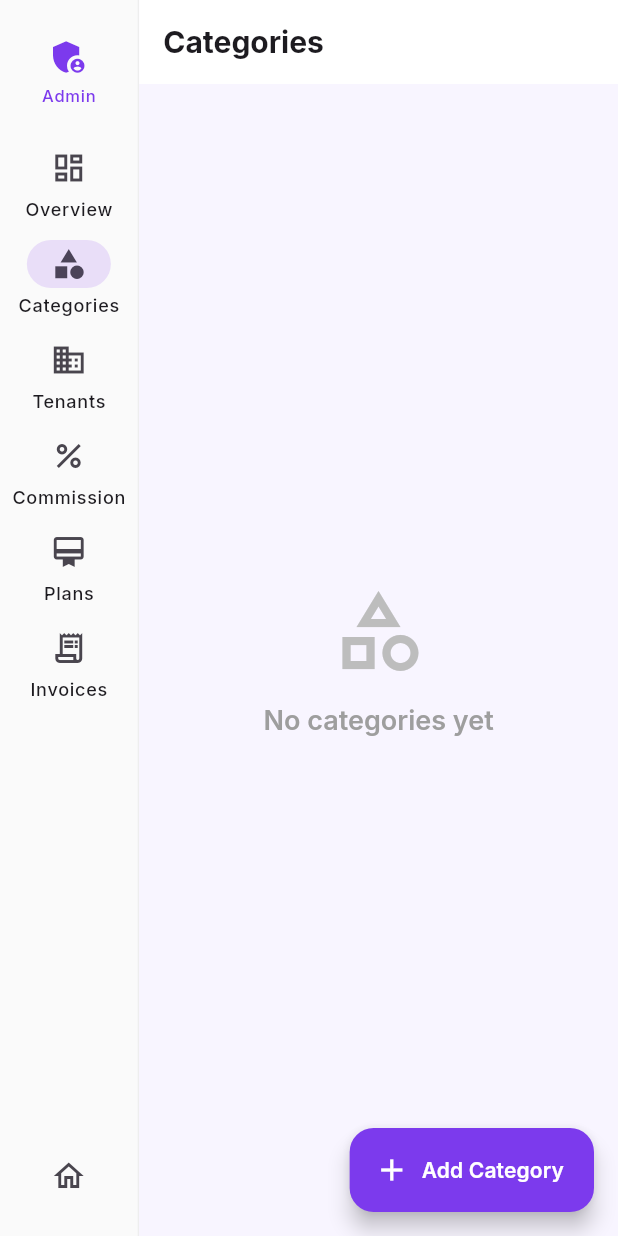
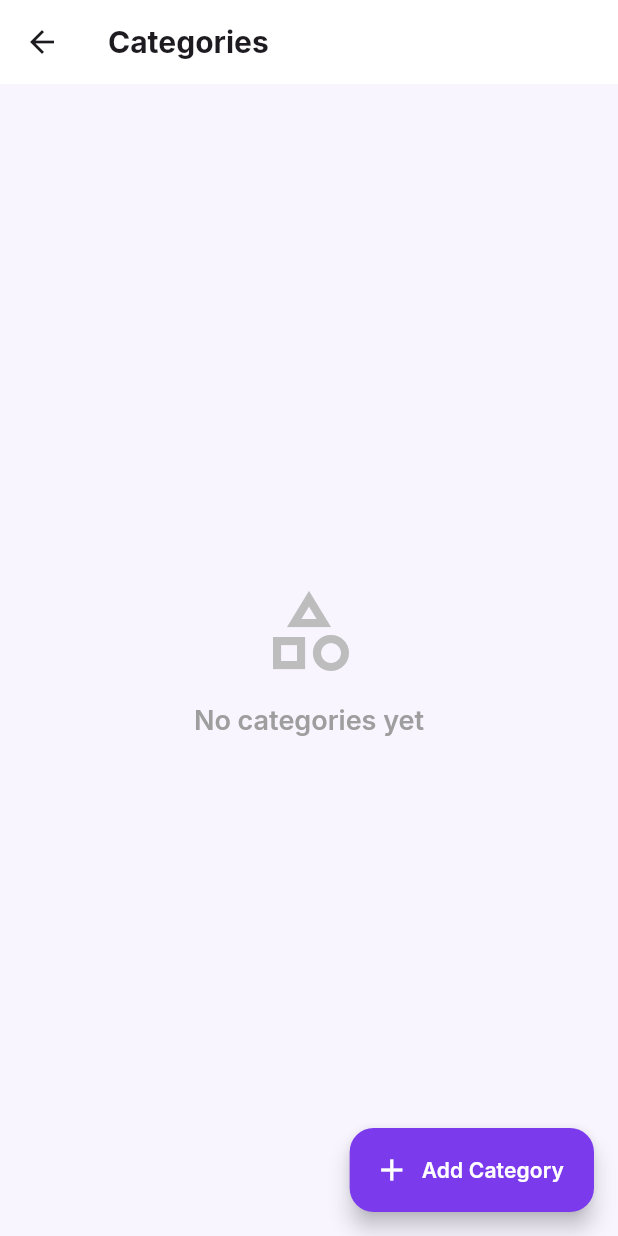
Before and after one commit to fabtechonline/venuvibe, a Flutter app: the AdminDashboard screen opened by its route, after a tap on "Manage Categories", on a phone screen of 412 x 824 dp. Run offline on Flutter 3.47's test engine with Material 3 defaults, Android fonts, the phone set to English and light mode, and no system bars; our stand-ins replace flutter_riverpod, go_router, google_fonts, image_picker, supabase_flutter, table_calendar and 1 more; accounts and stored records are empty.

Commit message:
Redesign admin portal for phone width
Replace the NavigationRail (which compressed content to ~75% width and
wrapped the stat values/labels) with a bottom NavigationBar: Overview,
Tenants, Invoices, Customer (pushed, so it gets a back button). Categories,
Commission and Plans are pushed full-screen pages reached from the
dashboard quick actions - same pattern as the tenant portal. Stat values
and labels scale down instead of wrapping.

Co-Authored-By: Claude Fable 5 <noreply@anthropic.com>

```diff
--- a/lib/src/features/admin/admin_dashboard.dart
+++ b/lib/src/features/admin/admin_dashboard.dart
@@ -83,7 +83,7 @@ class AdminDashboard extends ConsumerWidget {
                 _QuickActionChip(
                   icon: Icons.category,
                   label: 'Manage Categories',
-                  onTap: () => context.go('/admin/categories'),
+                  onTap: () => context.push('/admin/categories'),
                 ),
                 _QuickActionChip(
                   icon: Icons.business,
@@ -93,12 +93,12 @@ class AdminDashboard extends ConsumerWidget {
                 _QuickActionChip(
                   icon: Icons.percent,
                   label: 'Set Commission',
-                  onTap: () => context.go('/admin/commission'),
+                  onTap: () => context.push('/admin/commission'),
                 ),
                 _QuickActionChip(
                   icon: Icons.card_membership,
                   label: 'Subscription Plans',
-                  onTap: () => context.go('/admin/plans'),
+                  onTap: () => context.push('/admin/plans'),
                 ),
               ],
             ),
@@ -208,12 +208,17 @@ class _AdminStatCard extends ConsumerWidget {
           Icon(icon, color: color, size: 28),
           const SizedBox(height: 12),
           valueAsync.when(
-            data: (v) => Text(
-              isCurrency ? formatPrice((v as num).toDouble(), cc) : '$v',
-              style: TextStyle(
-                fontSize: 24,
-                fontWeight: FontWeight.w800,
-                color: color,
+            data: (v) => FittedBox(
+              fit: BoxFit.scaleDown,
+              alignment: Alignment.centerLeft,
+              child: Text(
+                isCurrency ? formatPrice((v as num).toDouble(), cc) : '$v',
+                maxLines: 1,
+                style: TextStyle(
+                  fontSize: 24,
+                  fontWeight: FontWeight.w800,
+                  color: color,
+                ),
               ),
             ),
             loading: () => SizedBox(
@@ -224,7 +229,10 @@ class _AdminStatCard extends ConsumerWidget {
             error: (_, __) => const Text('--'),
           ),
           const SizedBox(height: 4),
-          Text(label, style: TextStyle(color: Colors.grey[600])),
+          FittedBox(
+            fit: BoxFit.scaleDown,
+            child: Text(label, style: TextStyle(color: Colors.grey[600])),
+          ),
         ],
       ),
     );
--- a/lib/src/features/admin/admin_shell.dart
+++ b/lib/src/features/admin/admin_shell.dart
@@ -1,115 +1,64 @@
 import 'package:flutter/material.dart';
 import 'package:go_router/go_router.dart';
-import 'package:venue_vibe/src/theme/app_theme.dart';
 
+/// Admin portal scaffold. Bottom navigation keeps the most-used sections;
+/// Categories, Commission and Plans open as pushed full-screen pages from
+/// the dashboard quick actions (with back buttons), matching the tenant
+/// portal pattern.
 class AdminShell extends StatelessWidget {
   const AdminShell({required this.child, super.key});
   final Widget child;
 
   @override
   Widget build(BuildContext context) {
-    final theme = Theme.of(context);
     final location = GoRouterState.of(context).matchedLocation;
 
     return Scaffold(
-      body: Row(
-        children: [
-          NavigationRail(
+      body: child,
+      bottomNavigationBar: NavigationBar(
         selectedIndex: _calculateIndex(location),
         onDestinationSelected: (index) {
           switch (index) {
             case 0:
               context.go('/admin');
             case 1:
-                  context.go('/admin/categories');
+              context.go('/admin/tenants');
             case 2:
-                  context.go('/admin/tenants');
+              context.go('/admin/invoices');
             case 3:
-                  context.go('/admin/commission');
-                case 4:
-                  context.go('/admin/plans');
-                case 5:
-                  context.go('/admin/invoices');
+              // Push so the customer view gets a back button to here.
+              context.push('/');
           }
         },
-            labelType: NavigationRailLabelType.all,
-            leading: Padding(
-              padding: const EdgeInsets.symmetric(vertical: 16),
-              child: Column(
-                children: [
-                  const Icon(
-                    Icons.admin_panel_settings,
-                    color: AppTheme.primaryBlue,
-                    size: 28,
-                  ),
-                  const SizedBox(height: 4),
-                  Text(
-                    'Admin',
-                    style: theme.textTheme.labelSmall
-                        ?.copyWith(color: AppTheme.primaryBlue),
-                  ),
-                ],
-              ),
-            ),
-            trailing: Expanded(
-              child: Align(
-                alignment: Alignment.bottomCenter,
-                child: Padding(
-                  padding: const EdgeInsets.only(bottom: 16),
-                  child: IconButton(
-                    icon: const Icon(Icons.home_outlined),
-                    onPressed: () => context.go('/'),
-                    tooltip: 'Customer View',
-                  ),
-                ),
-              ),
-            ),
         destinations: const [
-              NavigationRailDestination(
+          NavigationDestination(
             icon: Icon(Icons.dashboard_outlined),
             selectedIcon: Icon(Icons.dashboard),
-                label: Text('Overview'),
+            label: 'Overview',
           ),
-              NavigationRailDestination(
-                icon: Icon(Icons.category_outlined),
-                selectedIcon: Icon(Icons.category),
-                label: Text('Categories'),
-              ),
-              NavigationRailDestination(
+          NavigationDestination(
             icon: Icon(Icons.business_outlined),
             selectedIcon: Icon(Icons.business),
-                label: Text('Tenants'),
+            label: 'Tenants',
           ),
-              NavigationRailDestination(
-                icon: Icon(Icons.percent_outlined),
-                selectedIcon: Icon(Icons.percent),
-                label: Text('Commission'),
-              ),
-              NavigationRailDestination(
-                icon: Icon(Icons.card_membership_outlined),
-                selectedIcon: Icon(Icons.card_membership),
-                label: Text('Plans'),
-              ),
-              NavigationRailDestination(
+          NavigationDestination(
             icon: Icon(Icons.receipt_long_outlined),
             selectedIcon: Icon(Icons.receipt_long),
-                label: Text('Invoices'),
+            label: 'Invoices',
           ),
-            ],
+          NavigationDestination(
+            icon: Icon(Icons.storefront_outlined),
+            selectedIcon: Icon(Icons.storefront),
+            label: 'Customer',
           ),
-          const VerticalDivider(thickness: 1, width: 1),
-          Expanded(child: child),
         ],
       ),
     );
   }
 
   int _calculateIndex(String location) {
-    if (location.startsWith('/admin/categories')) return 1;
-    if (location.startsWith('/admin/tenants')) return 2;
-    if (location.startsWith('/admin/commission')) return 3;
-    if (location.startsWith('/admin/plans')) return 4;
-    if (location.startsWith('/admin/invoices')) return 5;
+    if (location.startsWith('/admin/tenants')) return 1;
+    if (location.startsWith('/admin/invoices')) return 2;
     return 0;
   }
 }
--- a/lib/src/routing/app_router.dart
+++ b/lib/src/routing/app_router.dart
@@ -182,20 +182,8 @@ final goRouterProvider = Provider<GoRouter>((ref) {
             builder: (context, state) => const AdminDashboard(),
           ),
           GoRoute(
-            path: '/admin/categories',
-            builder: (context, state) => const CategoryManager(),
-          ),
-          GoRoute(
             path: '/admin/tenants',
             builder: (context, state) => const TenantManager(),
-          ),
-          GoRoute(
-            path: '/admin/commission',
-            builder: (context, state) => const CommissionScreen(),
-          ),
-          GoRoute(
-            path: '/admin/plans',
-            builder: (context, state) => const PlansScreen(),
           ),
           GoRoute(
             path: '/admin/invoices',
@@ -203,6 +191,19 @@ final goRouterProvider = Provider<GoRouter>((ref) {
           ),
         ],
       ),
+      // Pushed full-screen admin pages (back button in the AppBar).
+      GoRoute(
+        path: '/admin/categories',
+        builder: (context, state) => const CategoryManager(),
+      ),
+      GoRoute(
+        path: '/admin/commission',
+        builder: (context, state) => const CommissionScreen(),
+      ),
+      GoRoute(
+        path: '/admin/plans',
+        builder: (context, state) => const PlansScreen(),
+      ),
     ],
   );
 });
```
Lines whose indentation alone changed are shown as unchanged.
